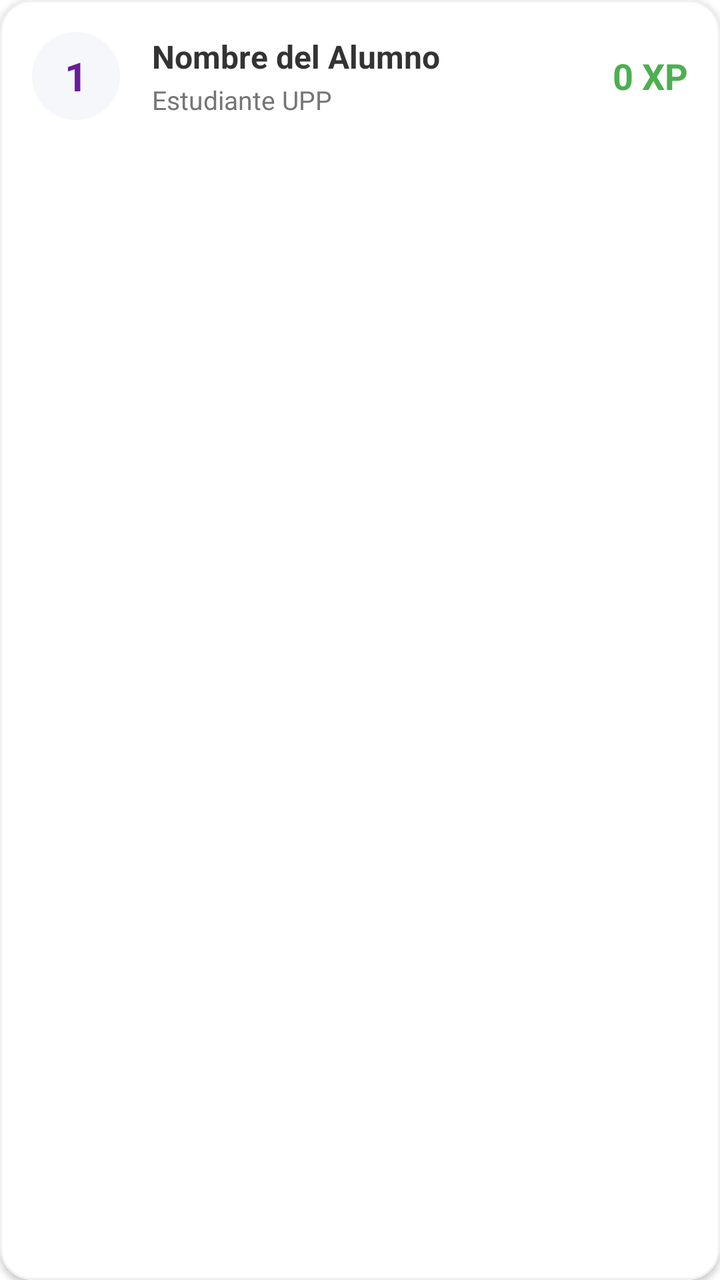
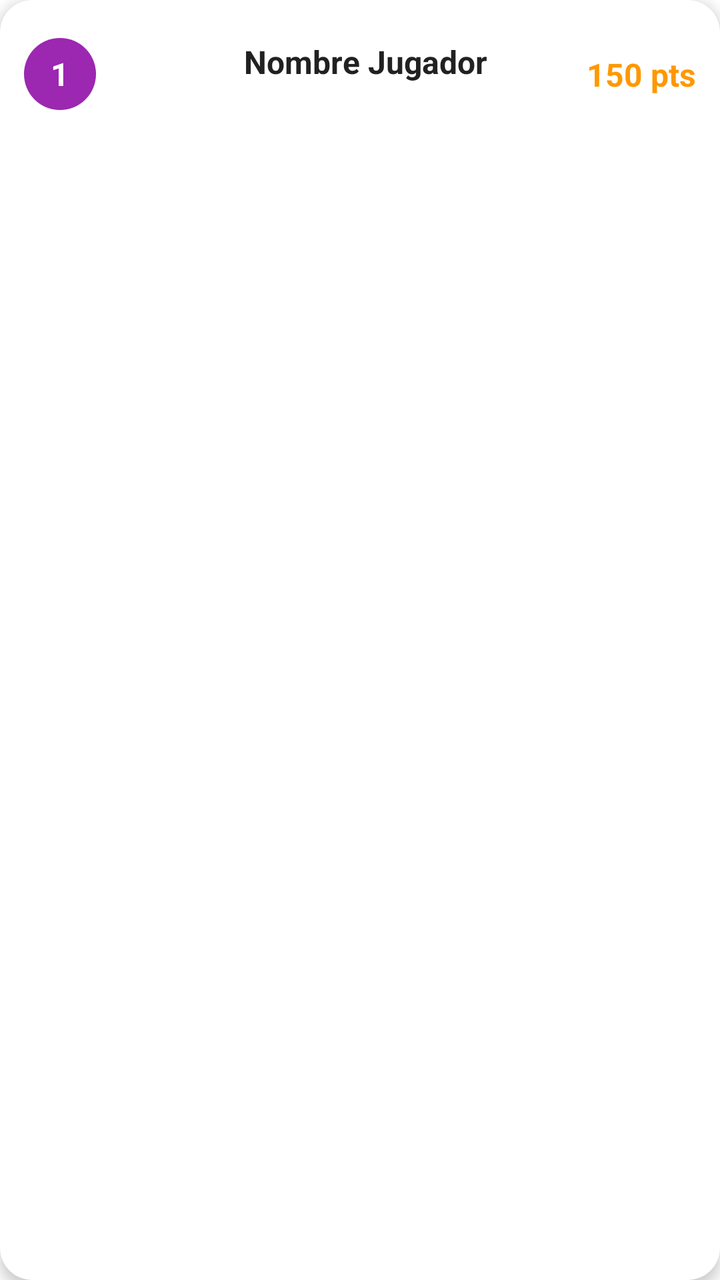

Two renders of the same Android screen: before a commit and after it. Below are the layout's source before the change and the commit's diff.
<!-- AndroidManifest.xml: application theme Theme.ReglamentoUpp -->
<!-- res/layout/item_ranking.xml -->
<?xml version="1.0" encoding="utf-8"?>
<com.google.android.material.card.MaterialCardView
    xmlns:android="http://schemas.android.com/apk/res/android"
    xmlns:app="http://schemas.android.com/apk/res-auto"
    android:layout_width="match_parent"
    android:layout_height="wrap_content"
    android:layout_marginHorizontal="20dp"
    android:layout_marginVertical="8dp"
    app:cardCornerRadius="16dp"
    app:cardElevation="2dp"
    app:cardBackgroundColor="#FFFFFF"
    app:strokeColor="#F0F0F0"
    app:strokeWidth="1dp">

    <LinearLayout
        android:layout_width="match_parent"
        android:layout_height="wrap_content"
        android:background="?attr/selectableItemBackground"
        android:gravity="center_vertical"
        android:orientation="horizontal"
        android:padding="16dp">

        <TextView
            android:id="@+id/tvPosicion"
            android:layout_width="44dp"
            android:layout_height="44dp"
            android:background="@drawable/white_circle_bg"
            android:backgroundTint="#F5F7FA"
            android:gravity="center"
            android:text="1"
            android:textColor="@color/upp_primary"
            android:textSize="20sp"
            android:textStyle="bold" />

        <LinearLayout
            android:layout_width="0dp"
            android:layout_height="wrap_content"
            android:layout_marginStart="16dp"
            android:layout_weight="1"
            android:orientation="vertical">

            <TextView
                android:id="@+id/tvNombreJugador"
                android:layout_width="wrap_content"
                android:layout_height="wrap_content"
                android:text="Nombre del Alumno"
                android:textColor="#333333"
                android:textSize="16sp"
                android:textStyle="bold" />

            <TextView
                android:layout_width="wrap_content"
                android:layout_height="wrap_content"
                android:layout_marginTop="2dp"
                android:text="Estudiante UPP"
                android:textColor="#757575"
                android:textSize="13sp" />
        </LinearLayout>

        <LinearLayout
            android:layout_width="wrap_content"
            android:layout_height="wrap_content"
            android:gravity="end|center_vertical"
            android:orientation="vertical">

            <TextView
                android:id="@+id/tvPuntajeRanking"
                android:layout_width="wrap_content"
                android:layout_height="wrap_content"
                android:text="0 XP"
                android:textColor="#4CAF50"
                android:textSize="18sp"
                android:textStyle="bold" />
        </LinearLayout>

    </LinearLayout>
</com.google.android.material.card.MaterialCardView>
<!-- resources referenced by this layout -->
<resources>
  <color name="upp_primary">#6A1B9A</color>
  <!-- drawable white_circle_bg (drawable) -->
  <?xml version="1.0" encoding="utf-8"?>
  <shape xmlns:android="http://schemas.android.com/apk/res/android" android:shape="oval">
      <solid android:color="@color/white"/>
  </shape>
  <color name="white">#FFFFFFFF</color>
  <color name="upp_primary_dark">#4A148C</color>
  <color name="upp_accent">#AB47BC</color>
  <color name="upp_secondary">#8E24AA</color>
  <style name="ShapeAppearance.App.SmallComponent" parent="ShapeAppearance.MaterialComponents.SmallComponent">
          <item name="cornerFamily">rounded</item>
          <item name="cornerSize">50%</item> </style>
  <style name="ShapeAppearance.App.MediumComponent" parent="ShapeAppearance.MaterialComponents.MediumComponent">
          <item name="cornerFamily">rounded</item>
          <item name="cornerSize">28dp</item> </style>
  <style name="ShapeAppearance.App.LargeComponent" parent="ShapeAppearance.MaterialComponents.LargeComponent">
          <item name="cornerFamily">rounded</item>
          <item name="cornerSize">36dp</item> </style>
  <style name="Widget.MaterialComponents.TextInputLayout.OutlinedBox.Rounded" parent="Widget.MaterialComponents.TextInputLayout.OutlinedBox">
          <item name="boxCornerRadiusTopStart">24dp</item>
          <item name="boxCornerRadiusTopEnd">24dp</item>
          <item name="boxCornerRadiusBottomStart">24dp</item>
          <item name="boxCornerRadiusBottomEnd">24dp</item>
      </style>
  <!-- unchanged entries left out for length: 1 -->
</resources>

<!-- the commit's change to res/layout/item_ranking.xml (unified diff, before → after) -->
@@ -4,74 +4,105 @@
     xmlns:app="http://schemas.android.com/apk/res-auto"
     android:layout_width="match_parent"
     android:layout_height="wrap_content"
-    android:layout_marginHorizontal="20dp"
+    android:layout_marginHorizontal="16dp"
     android:layout_marginVertical="8dp"
     app:cardCornerRadius="16dp"
-    app:cardElevation="2dp"
-    app:cardBackgroundColor="#FFFFFF"
-    app:strokeColor="#F0F0F0"
-    app:strokeWidth="1dp">
+    app:cardElevation="4dp"
+    app:cardBackgroundColor="@color/white">
 
-    <LinearLayout
+    <androidx.constraintlayout.widget.ConstraintLayout
         android:layout_width="match_parent"
         android:layout_height="wrap_content"
-        android:background="?attr/selectableItemBackground"
-        android:gravity="center_vertical"
-        android:orientation="horizontal"
-        android:padding="16dp">
+        android:padding="12dp">
 
         <TextView
-            android:id="@+id/tvPosicion"
-            android:layout_width="44dp"
-            android:layout_height="44dp"
+            android:id="@+id/tvRankingPosition"
+            android:layout_width="36dp"
+            android:layout_height="36dp"
+            android:text="1"
+            android:textColor="@color/white"
+            android:textStyle="bold"
+            android:textSize="16sp"
+            android:gravity="center"
             android:background="@drawable/white_circle_bg"
-            android:backgroundTint="#F5F7FA"
-            android:gravity="center"
-            android:text="1"
-            android:textColor="@color/upp_primary"
-            android:textSize="20sp"
-            android:textStyle="bold" />
+            android:backgroundTint="#9C27B0"
+            app:layout_constraintStart_toStartOf="parent"
+            app:layout_constraintTop_toTopOf="parent"
+            app:layout_constraintBottom_toBottomOf="parent"/>
+
+        <com.google.android.material.imageview.ShapeableImageView
+            android:id="@+id/ivRankingProfile"
+            android:layout_width="50dp"
+            android:layout_height="50dp"
+            android:layout_marginStart="12dp"
+            android:scaleType="centerCrop"
+            app:shapeAppearanceOverlay="@style/CircleImageView"
+            android:src="@drawable/ic_profile"
+            app:layout_constraintStart_toEndOf="@id/tvRankingPosition"
+            app:layout_constraintTop_toTopOf="parent"
+            app:layout_constraintBottom_toBottomOf="parent"/>
+
+        <TextView
+            android:id="@+id/tvRankingName"
+            android:layout_width="0dp"
+            android:layout_height="wrap_content"
+            android:text="Nombre Jugador"
+            android:textColor="#212121"
+            android:textSize="16sp"
+            android:textStyle="bold"
+            android:layout_marginStart="12dp"
+            android:layout_marginEnd="8dp"
+            app:layout_constraintStart_toEndOf="@id/ivRankingProfile"
+            app:layout_constraintTop_toTopOf="parent"
+            app:layout_constraintEnd_toStartOf="@id/tvRankingScore"
+            app:layout_constraintBottom_toTopOf="@+id/layoutBadges"/>
 
         <LinearLayout
-            android:layout_width="0dp"
+            android:id="@+id/layoutBadges"
+            android:layout_width="wrap_content"
             android:layout_height="wrap_content"
-            android:layout_marginStart="16dp"
-            android:layout_weight="1"
-            android:orientation="vertical">
+            android:orientation="horizontal"
+            android:layout_marginStart="12dp"
+            android:layout_marginTop="4dp"
+            app:layout_constraintStart_toEndOf="@id/ivRankingProfile"
+            app:layout_constraintTop_toBottomOf="@id/tvRankingName"
+            app:layout_constraintBottom_toBottomOf="parent">
 
-            <TextView
-                android:id="@+id/tvNombreJugador"
-                android:layout_width="wrap_content"
-                android:layout_height="wrap_content"
-                android:text="Nombre del Alumno"
-                android:textColor="#333333"
-                android:textSize="16sp"
-                android:textStyle="bold" />
+            <ImageView
+                android:id="@+id/badge1"
+                android:layout_width="20dp"
+                android:layout_height="20dp"
+                android:src="@drawable/ic_trophy"
+                android:layout_marginEnd="4dp"
+                android:visibility="gone"/>
 
-            <TextView
-                android:layout_width="wrap_content"
-                android:layout_height="wrap_content"
-                android:layout_marginTop="2dp"
-                android:text="Estudiante UPP"
-                android:textColor="#757575"
-                android:textSize="13sp" />
+            <ImageView
+                android:id="@+id/badge2"
+                android:layout_width="20dp"
+                android:layout_height="20dp"
+                android:src="@drawable/ic_foco"
+                android:layout_marginEnd="4dp"
+                android:visibility="gone"/>
+
+            <ImageView
+                android:id="@+id/badge3"
+                android:layout_width="20dp"
+                android:layout_height="20dp"
+                android:src="@drawable/ic_games"
+                android:visibility="gone"/>
         </LinearLayout>
 
-        <LinearLayout
+        <TextView
+            android:id="@+id/tvRankingScore"
             android:layout_width="wrap_content"
             android:layout_height="wrap_content"
-            android:gravity="end|center_vertical"
-            android:orientation="vertical">
+            android:text="150 pts"
+            android:textColor="#FF9800"
+            android:textSize="16sp"
+            android:textStyle="bold"
+            app:layout_constraintEnd_toEndOf="parent"
+            app:layout_constraintTop_toTopOf="parent"
+            app:layout_constraintBottom_toBottomOf="parent"/>
 
-            <TextView
-                android:id="@+id/tvPuntajeRanking"
-                android:layout_width="wrap_content"
-                android:layout_height="wrap_content"
-                android:text="0 XP"
-                android:textColor="#4CAF50"
-                android:textSize="18sp"
-                android:textStyle="bold" />
-        </LinearLayout>
-
-    </LinearLayout>
+    </androidx.constraintlayout.widget.ConstraintLayout>
 </com.google.android.material.card.MaterialCardView>
<!-- resource entries referenced after the edit -->
@@ -6,7 +6,35 @@
   <shape xmlns:android="http://schemas.android.com/apk/res/android" android:shape="oval">
       <solid android:color="@color/white"/>
   </shape>
+  <style name="CircleImageView" parent="">
+          <item name="cornerFamily">rounded</item>
+          <item name="cornerSize">50%</item>
+      </style>
   <color name="white">#FFFFFFFF</color>
+  <!-- drawable ic_foco (drawable) -->
+  <vector xmlns:android="http://schemas.android.com/apk/res/android"
+      android:width="24dp"
+      android:height="24dp"
+      android:viewportWidth="24"
+      android:viewportHeight="24">
+      <path
+          android:fillColor="#FFFFFF"
+          android:pathData="M9,21c0,0.55 0.45,1 1,1h4c0.55,0 1,-0.45 1,-1v-1H9V21zM12,2C8.14,2 5,5.14 5,9c0,2.38 1.19,4.47 3,5.74V17c0,0.55 0.45,1 1,1h6c0.55,0 1,-0.45 1,-1v-2.26c1.81,-1.27 3,-3.36 3,-5.74C19,5.14 15.86,2 12,2z"/>
+  </vector>
+  <!-- drawable ic_games (drawable) -->
+  <vector xmlns:android="http://schemas.android.com/apk/res/android" android:width="24dp" android:height="24dp" android:viewportWidth="24" android:viewportHeight="24"><path android:fillColor="@android:color/white" android:pathData="M21,6H3C1.9,6 1,6.9 1,8V16C1,17.1 1.9,18 3,18H21C22.1,18 23,17.1 23,16V8C23,6.9 22.1,6 21,6M11,12H9V14H8V12H6V11H8V9H9V11H11V12M15.5,15C14.7,15 14,14.3 14,13.5C14,12.7 14.7,12 15.5,12C16.3,12 17,12.7 17,13.5C17,14.3 16.3,15 15.5,15M18.5,12C17.7,12 17,11.3 17,10.5C17,9.7 17.7,9 18.5,9C19.3,9 20,9.7 20,10.5C20,11.3 19.3,12 18.5,12Z"/></vector>
+  <!-- drawable ic_profile (drawable) -->
+  <vector xmlns:android="http://schemas.android.com/apk/res/android" android:width="24dp" android:height="24dp" android:viewportWidth="24" android:viewportHeight="24"><path android:fillColor="@android:color/white" android:pathData="M12,12C14.21,12 16,10.21 16,8C16,5.79 14.21,4 12,4C9.79,4 8,5.79 8,8C8,10.21 9.79,12 12,12M12,14C9.33,14 4,15.33 4,18V20H20V18C20,15.33 14.67,14 12,14Z"/></vector>
+  <!-- drawable ic_trophy (drawable) -->
+  <vector xmlns:android="http://schemas.android.com/apk/res/android"
+      android:width="24dp"
+      android:height="24dp"
+      android:viewportWidth="24"
+      android:viewportHeight="24">
+      <path
+          android:fillColor="#000000"
+          android:pathData="M19,5h-2V3H7v2H5C3.9,5 3,5.9 3,7v1c0,2.55 1.92,4.63 4.39,4.94c0.63,1.5 1.98,2.63 3.61,2.96V19H7v2h10v-2h-4v-3.1c1.63,-0.33 2.98,-1.46 3.61,-2.96C19.08,12.63 21,10.55 21,8V7C21,5.9 20.1,5 19,5zM5,8V7h2v3.82C5.84,10.4 5,9.3 5,8zM19,8c0,1.3 -0.84,2.4 -2,2.82V7h2V8z"/>
+  </vector>
   <color name="upp_primary_dark">#4A148C</color>
   <color name="upp_accent">#AB47BC</color>
   <color name="upp_secondary">#8E24AA</color>
